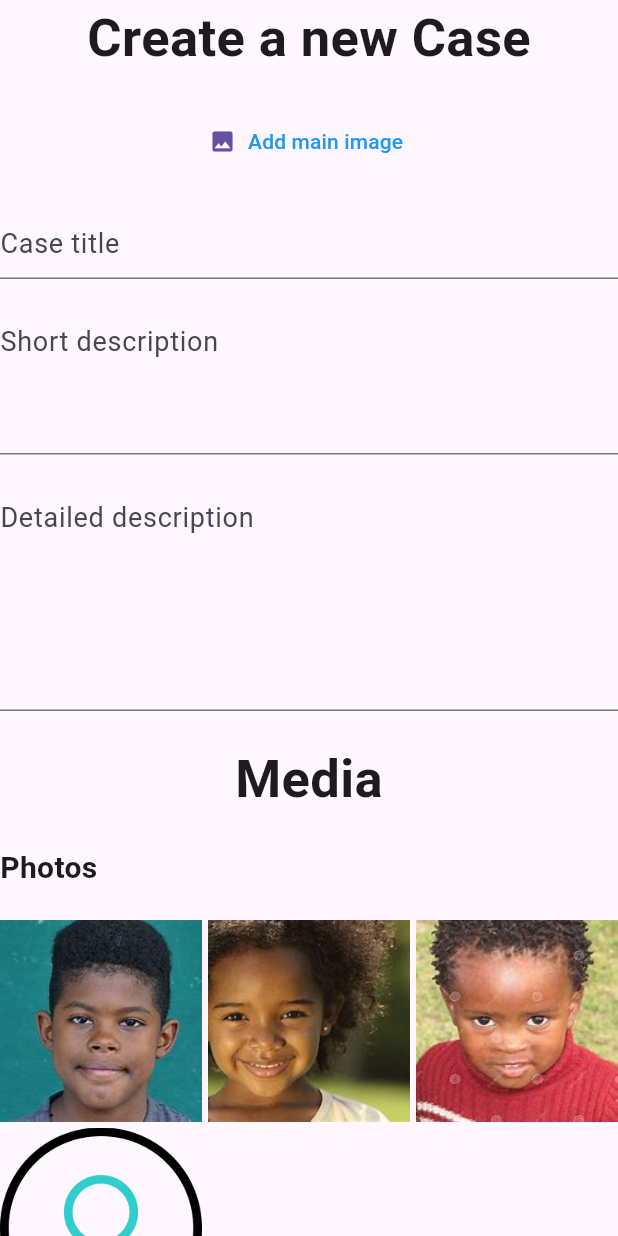
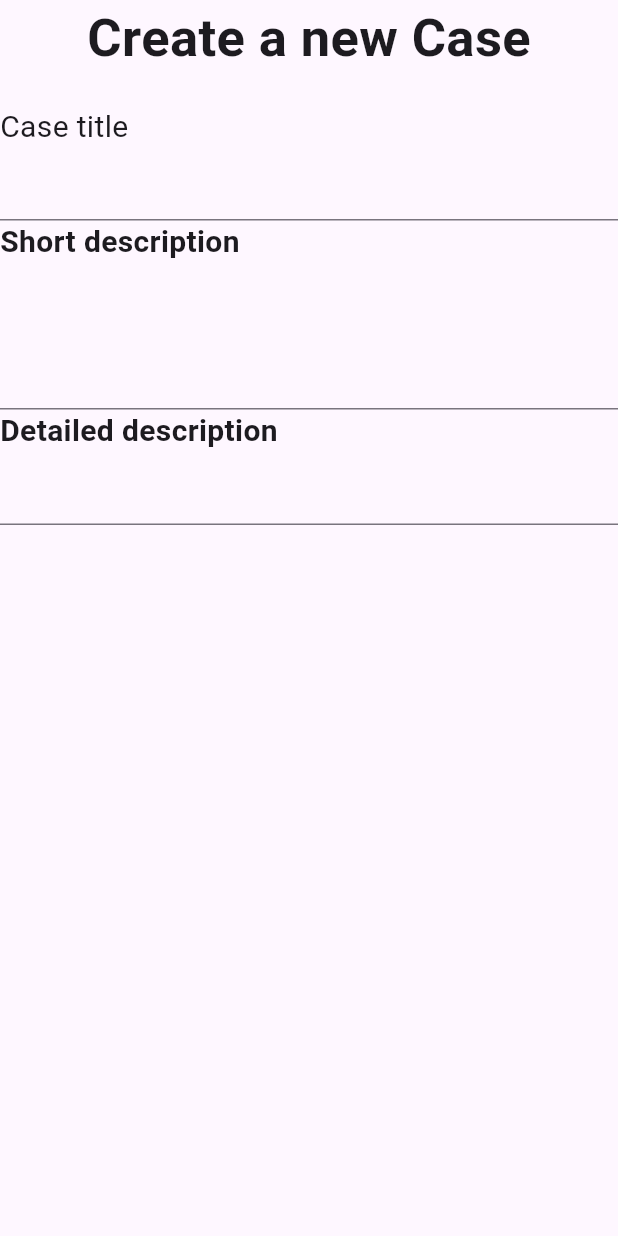
Before and after one commit to Ahmadu-Suleiman/CASE, a Flutter app: the CreateCase screen opened by its route, on a phone screen of 412 x 824 dp. Run offline on Flutter 3.47's test engine with Material 3 defaults, Android fonts, the light colour scheme and no system bars; our stand-ins replace animated_bottom_navigation_bar.

Commit message:
Changes in the create case pages

```diff
--- a/lib/pages/create_case.dart
+++ b/lib/pages/create_case.dart
@@ -18,9 +18,10 @@ class _CreateCaseState extends State<CreateCase> {
   @override
   Widget build(BuildContext context) {
     return Material(
+
       child: ListView(
-        children: [
-          const Center(
+        children: const [
+           Center(
             child: Text(
               'Create a new Case',
               style: TextStyle(
@@ -29,122 +30,47 @@ class _CreateCaseState extends State<CreateCase> {
               ),
             ),
           ),
-          const SizedBox(height: 20),
-          Center(
-            child: TextButton.icon(
-              onPressed: () {},
-              icon: const Icon(Icons.image),
-              label: const Text(
-                'Add main image',
-                style: TextStyle(
-                  fontSize: 14,
-                  color: Colors.blue,
-                ),
-              ),
+           SizedBox(
+            height: 20,
+          ),
+           Text(
+            'Case title',
+            style: TextStyle(
+              fontSize: 20,
             ),
           ),
-          const SizedBox(height: 20),
-          const Center(
-            child: TextField(
-              decoration: InputDecoration(hintText: 'Case title'),
-              maxLines: 1,
-              style: TextStyle(
-                fontSize: 18,
-                color: Colors.black,
-              ),
-            ),
-          ),
-          const SizedBox(height: 20),
-          const Center(
-            child: TextField(
-              decoration: InputDecoration(hintText: 'Short description'),
-              maxLines: 3,
-              style: TextStyle(
-                fontSize: 18,
-                color: Colors.black,
-              ),
-            ),
-          ),
-          const SizedBox(height: 20),
-          const TextField(
-            decoration: InputDecoration(hintText: 'Detailed description'),
-            minLines: 5,
-            maxLines: null,
-            style: TextStyle(
+           TextField(
+            maxLines: 1,
+            style:  TextStyle(
               fontSize: 18,
               color: Colors.black,
             ),
           ),
-          const SizedBox(height: 20),
-          const Center(
-            child: Text(
-              'Media',
-              style: TextStyle(
-                fontSize: 35,
-                fontWeight: FontWeight.bold,
-              ),
-            ),
-          ),
-          const SizedBox(height: 20),
-          const Text(
-            'Photos',
+           Text(
+            'Short description',
             style: TextStyle(
               fontSize: 20,
               fontWeight: FontWeight.bold,
             ),
           ),
-          const SizedBox(height: 20),
-          GridView.count(
-            shrinkWrap: true,
-            mainAxisSpacing: 4,
-            crossAxisSpacing: 4,
-            physics: const NeverScrollableScrollPhysics(),
-            crossAxisCount: 3,
-            children: images
-                .map((image) => Image.asset(
-                      'assets/$image',
-                      height: 150,
-                      fit: BoxFit.cover,
-                    ))
-                .toList(),
+          TextField(
+            maxLines: 3,
+            style:  TextStyle(
+              fontSize: 18,
+              color: Colors.black,
+            ),
           ),
-          const SizedBox(height: 20),
-          const Text(
-            'Videos',
+           Text(
+            'Detailed description',
             style: TextStyle(
               fontSize: 20,
               fontWeight: FontWeight.bold,
             ),
           ),
-          const SizedBox(height: 20),
-          GridView.count(
-            shrinkWrap: true,
-            mainAxisSpacing: 4,
-            crossAxisSpacing: 4,
-            physics: const NeverScrollableScrollPhysics(),
-            crossAxisCount: 3,
-            children: images
-                .map((image) => Image.asset(
-                      'assets/$image',
-                      height: 150,
-                      fit: BoxFit.cover,
-                    ))
-                .toList(),
-          ),
-          const SizedBox(height: 20),
-          const Text(
-            'Audio',
-            style: TextStyle(
-              fontSize: 20,
-              fontWeight: FontWeight.bold,
-            ),
-          ),
-          const SizedBox(height: 20),
-          const Text(
-            'External links',
-            style: TextStyle(
-              fontSize: 20,
-              fontWeight: FontWeight.bold,
+           TextField(
+            style:  TextStyle(
+              fontSize: 18,
+              color: Colors.black,
             ),
           ),
         ],
```
